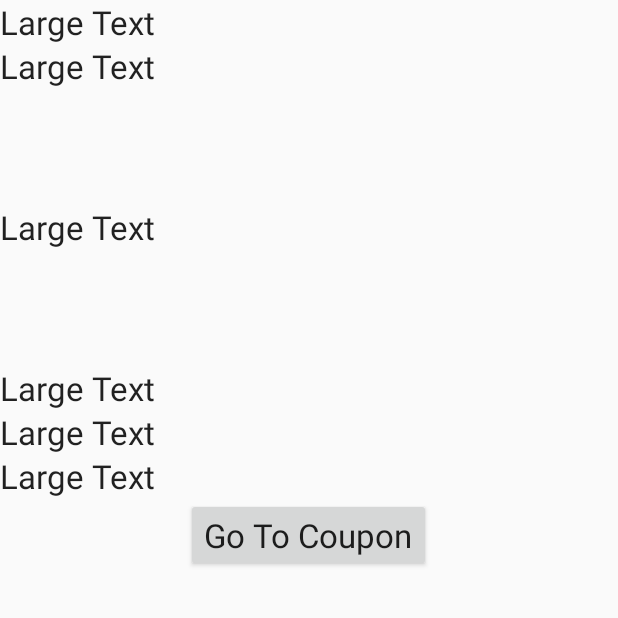
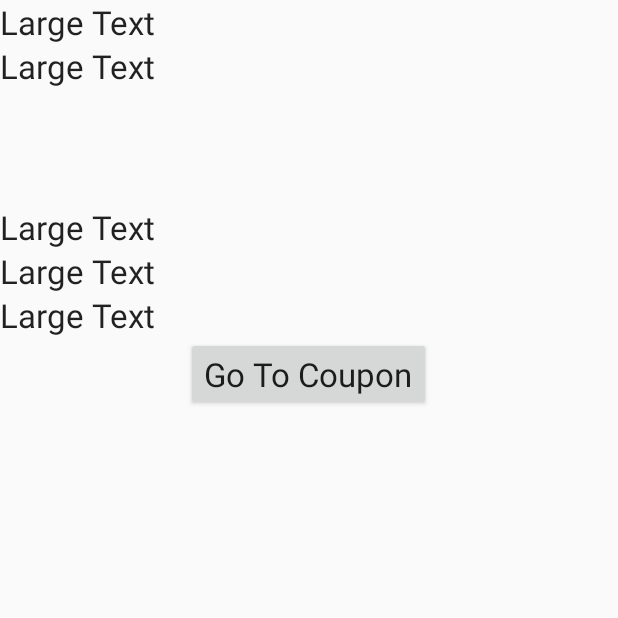
Before and after one commit to saipathuri/Clipper, an Android app: the CouponInfo screen opened directly, with no data from a screen before it, on a phone screen of 412 x 824 dp, the top half of it. Run offline under Robolectric (Android 15) with nearby library versions, the phone set to English and light mode, and no system bars; 6 statements that could not run were skipped.

Commit message:
Fixed couponinfo

```diff
--- a/app/src/main/java/com/example/momin/clipper/CouponInfo.java
+++ b/app/src/main/java/com/example/momin/clipper/CouponInfo.java
@@ -27,10 +27,6 @@ public class CouponInfo extends AppCompatActivity {
         TextView dealName =new TextView(this);
         dealName=(TextView)findViewById(R.id.dealName);
         dealName.setText(display.getDealTitle());
-
-        TextView dealInfo =new TextView(this);
-        dealName=(TextView)findViewById(R.id.dealInfo);
-        dealName.setText(display.getDealInfo());
 
         TextView disclaimer =new TextView(this);
         dealName=(TextView)findViewById(R.id.disclaimer);
--- a/app/src/main/res/layout/coupon_info_activity.xml
+++ b/app/src/main/res/layout/coupon_info_activity.xml
@@ -13,15 +13,6 @@
         android:textAppearance="?android:attr/textAppearanceLarge"
         android:text="Large Text"
         android:id="@+id/dealName"
-        android:gravity="left"/>
-
-    <TextView
-        android:layout_width="match_parent"
-        android:layout_height="wrap_content"
-        android:textAppearance="?android:attr/textAppearanceLarge"
-        android:text="Large Text"
-        android:id="@+id/dealInfo"
-        android:lines="4"
         android:gravity="left"/>
 
     <TextView
```
